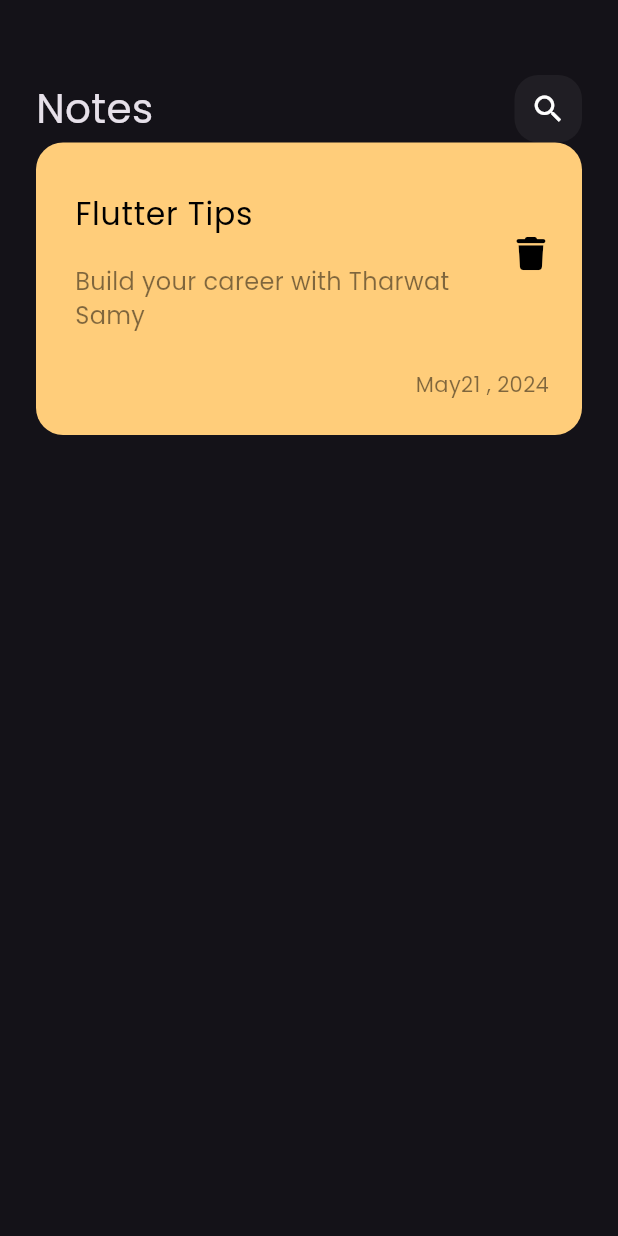
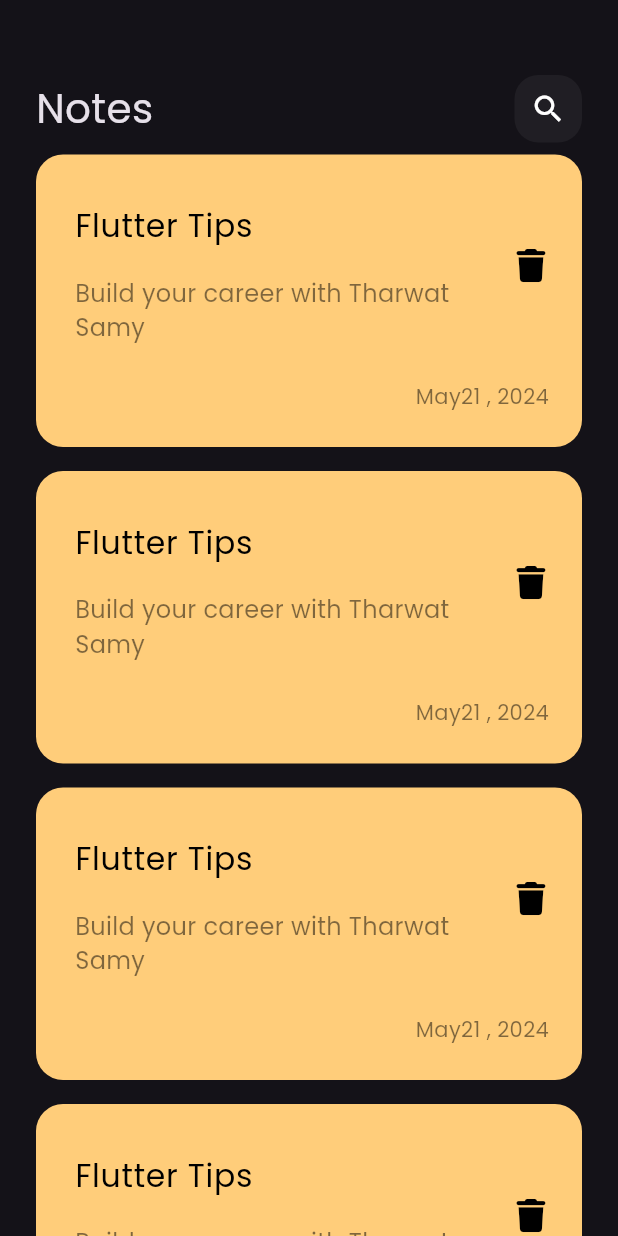
Before and after one commit to KemoEmam/Noted, a Flutter app: the screen it shows after launch, on a phone screen of 412 x 824 dp. Run offline on Flutter 3.47's test engine with Material 3 defaults, Android fonts, the phone set to English and light mode, and no system bars; our stand-ins replace font_awesome_flutter.

Commit message:
create NoteListView

```diff
--- a/lib/widgets/customs_note_item.dart
+++ /dev/null
@@ -1,55 +0,0 @@
-import 'package:flutter/material.dart';
-import 'package:font_awesome_flutter/font_awesome_flutter.dart';
-
-class NoteItem extends StatelessWidget {
-  const NoteItem({super.key});
-
-  @override
-  Widget build(BuildContext context) {
-    return Container(
-      padding: const EdgeInsets.only(top: 24, bottom: 24, left: 26),
-      decoration: BoxDecoration(
-        color: const Color(0xFFFFCD7A),
-        borderRadius: BorderRadius.circular(18),
-      ),
-      child: Column(
-        crossAxisAlignment: CrossAxisAlignment.end,
-        children: [
-          ListTile(
-            contentPadding: const EdgeInsets.only(right: 10),
-            title: const Text(
-              'Flutter Tips',
-              style: TextStyle(fontSize: 21, color: Colors.black),
-            ),
-            subtitle: Padding(
-              padding: const EdgeInsets.only(top: 18),
-              child: Text(
-                'Build your career with Tharwat Samy',
-                style: TextStyle(
-                    fontSize: 16, color: Colors.black.withOpacity(.5)),
-              ),
-            ),
-            trailing: IconButton(
-              onPressed: () {},
-              icon: const Padding(
-                padding: EdgeInsets.only(bottom: 10),
-                child: Icon(
-                  FontAwesomeIcons.trash,
-                  color: Colors.black,
-                  size: 22,
-                ),
-              ),
-            ),
-          ),
-          Padding(
-            padding: const EdgeInsets.only(right: 22, top: 16),
-            child: Text(
-              'May21 , 2024',
-              style: TextStyle(color: Colors.black.withOpacity(.5)),
-            ),
-          )
-        ],
-      ),
-    );
-  }
-}
--- /dev/null
+++ b/lib/widgets/notes_list_view.dart
@@ -0,0 +1,16 @@
+import 'package:flutter/material.dart';
+import 'package:notes_app/widgets/custom_note_item.dart';
+
+class NotesListView extends StatelessWidget {
+  const NotesListView({super.key});
+
+  @override
+  Widget build(BuildContext context) {
+    return ListView.builder(itemBuilder: (context, index) {
+      return const Padding(
+        padding: EdgeInsets.symmetric(vertical: 8),
+        child: NoteItem(),
+      );
+    });
+  }
+}
--- a/lib/widgets/notes_view_body.dart
+++ b/lib/widgets/notes_view_body.dart
@@ -1,20 +1,25 @@
 import 'package:flutter/material.dart';
 import 'package:notes_app/widgets/custom_appbar.dart';
-import 'package:notes_app/widgets/customs_note_item.dart';
+import 'package:notes_app/widgets/custom_note_item.dart';
+import 'package:notes_app/widgets/notes_list_view.dart';
 
 class NotesViewBody extends StatelessWidget {
   const NotesViewBody({super.key});
 
   @override
   Widget build(BuildContext context) {
-    return const Column(
+    return const Expanded(
+      child: Column(
         children: [
           SizedBox(
             height: 50,
           ),
           CustomAppBar(),
-        NoteItem()
+          Expanded(
+            child: NotesListView(),
+          ),
         ],
+      ),
     );
   }
 }
```
Lines whose indentation alone changed are shown as unchanged.
